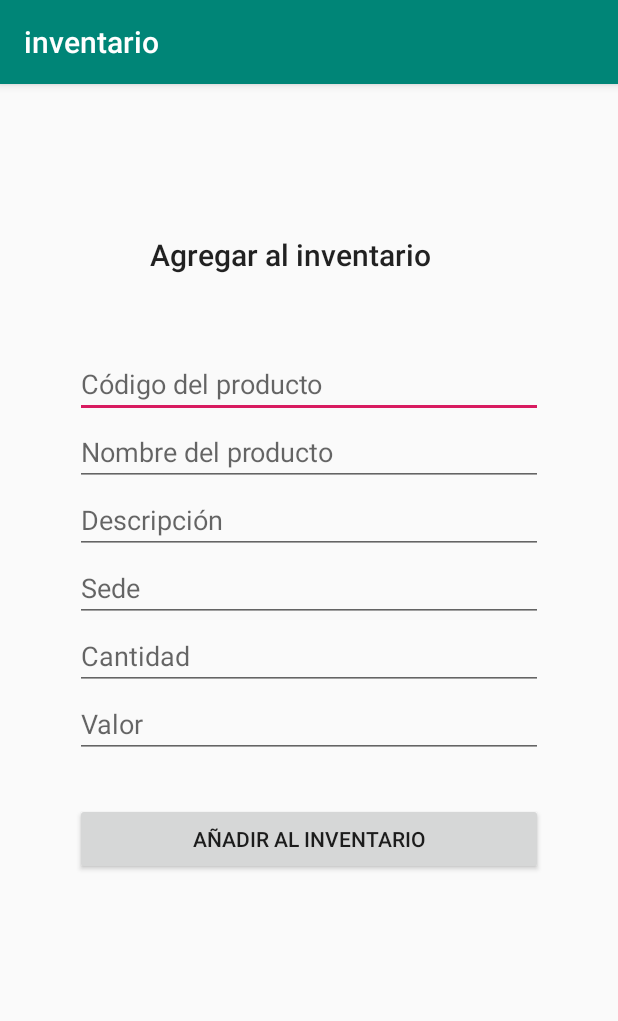
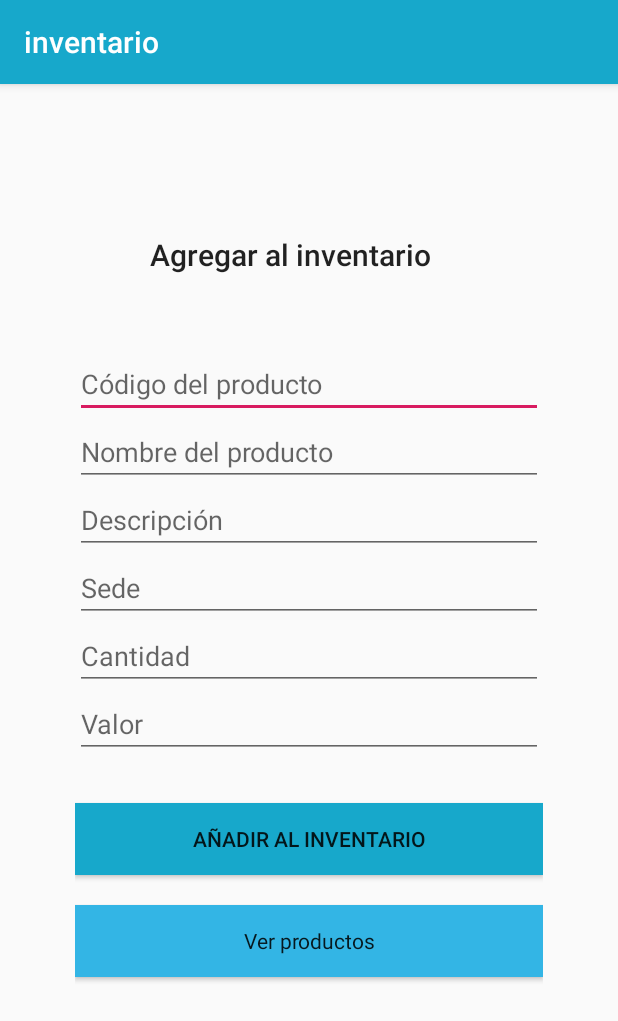
Before and after one commit to Rluckert/inventario-android, an Android app: the Products screen opened directly, with no data from a screen before it, on a phone screen of 412 x 824 dp. Shown: the top 1021 px of the screen. Run offline under Robolectric (Android 15) with nearby library versions, the phone set to English and light mode, and no system bars; our stand-ins replace Firebase (no records; nobody signed in at launch, a user with empty details on screens opened directly).

```diff
--- a/app/src/main/java/com/example/inventario/MainActivity.java
+++ b/app/src/main/java/com/example/inventario/MainActivity.java
@@ -66,7 +66,7 @@ public class MainActivity extends AppCompatActivity {
                     public void onComplete(@NonNull Task<AuthResult> task) {
                         if (task.isSuccessful()) {
                             FirebaseUser user = firebaseAuth.getCurrentUser();
-                            intent = new Intent(MainActivity.this,  List_Products.class);
+                            intent = new Intent(MainActivity.this,  Products.class);
                             startActivity(intent);
 
                         } else {
--- a/app/src/main/java/com/example/inventario/Products.java
+++ b/app/src/main/java/com/example/inventario/Products.java
@@ -1,5 +1,6 @@
 package com.example.inventario;
 
+import android.content.Intent;
 import android.os.Bundle;
 import android.support.v7.app.AppCompatActivity;
 import android.view.View;
@@ -12,6 +13,7 @@ public class Products extends AppCompatActivity {
     private EditText txtCode, txtName, txtDescription, txtSede, txtCantidad, txtValue;
     private FirebaseDatabase mydb = FirebaseDatabase.getInstance();
     private DatabaseReference ref = mydb.getReference("products");
+    private Intent intent;
 
     @Override
     protected void onCreate(Bundle savedInstanceState) {
@@ -39,4 +41,9 @@ public class Products extends AppCompatActivity {
         Double valor = Double.parseDouble(txtValue.getText().toString());
         ref.child(name).setValue(new Product(code, name, description, sede, valor, cantidad));
     }
+
+    public void goToViewProducts(View view) {
+        intent = new Intent(Products.this,  List_Products.class);
+        startActivity(intent);
+    }
 }
--- a/app/src/main/res/layout/add_product.xml
+++ b/app/src/main/res/layout/add_product.xml
@@ -73,8 +73,19 @@
             android:id="@+id/button"
             android:layout_width="match_parent"
             android:layout_height="wrap_content"
+            android:layout_marginBottom="20dp"
+            android:background="@color/colorPrimary"
             android:onClick="saveProduct"
             android:text="Añadir al inventario" />
 
+        <Button
+            android:id="@+id/btn_go_to_view"
+            android:layout_width="match_parent"
+            android:layout_height="wrap_content"
+            android:background="@android:color/holo_blue_light"
+            android:onClick="goToViewProducts"
+            android:text="Ver productos"
+            android:textAppearance="@style/TextAppearance.AppCompat" />
+
     </LinearLayout>
 </android.support.constraint.ConstraintLayout>
--- a/app/src/main/res/values/colors.xml
+++ b/app/src/main/res/values/colors.xml
@@ -1,6 +1,6 @@
 <?xml version="1.0" encoding="utf-8"?>
 <resources>
-    <color name="colorPrimary">#008577</color>
+    <color name="colorPrimary">#17A8CB</color>
     <color name="colorPrimaryDark">#00574B</color>
     <color name="colorAccent">#D81B60</color>
 </resources>
```
